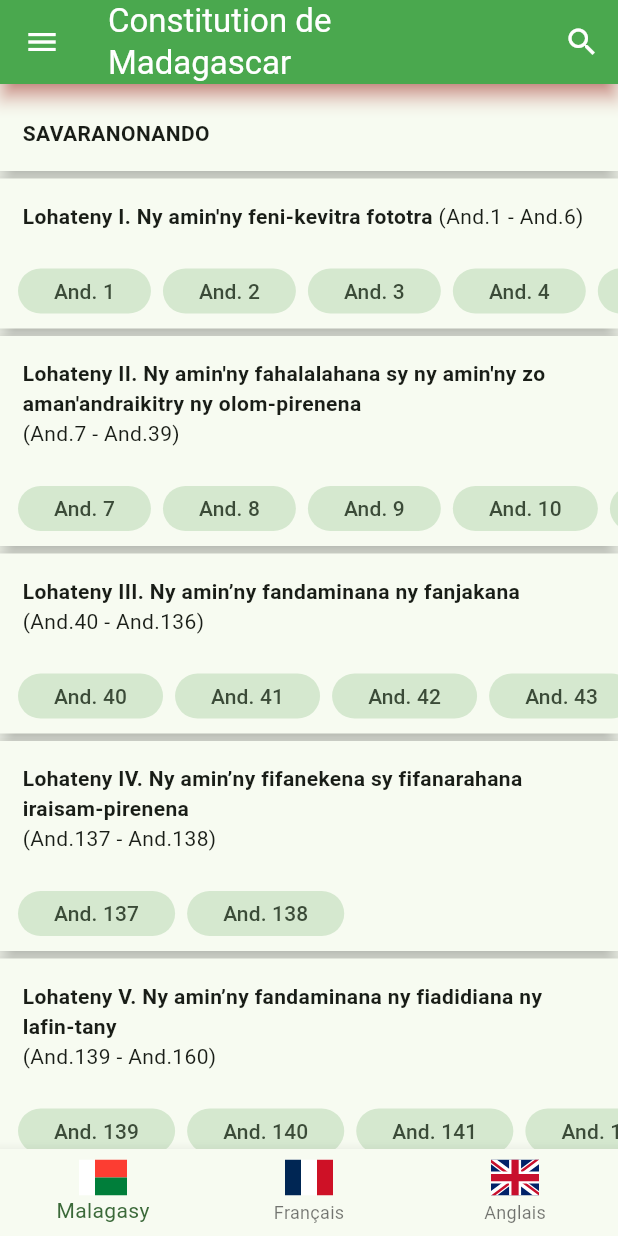
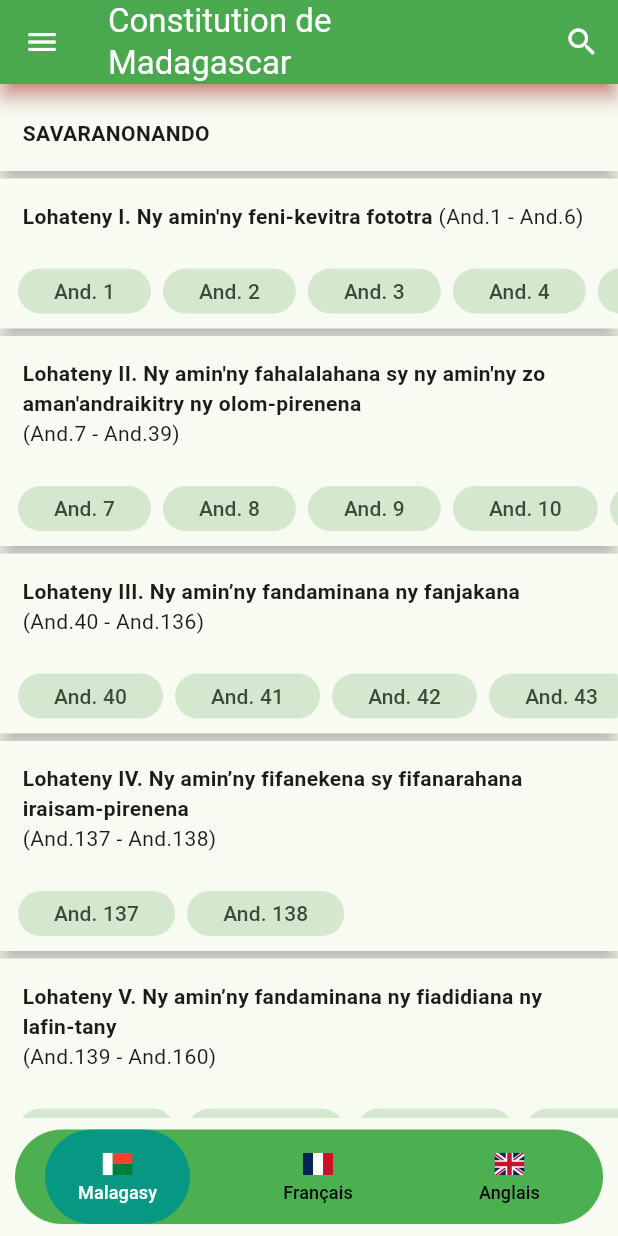
Before and after one commit to mauyz/madagascar_constitution, a Flutter app: the screen it shows after launch, on a phone screen of 412 x 824 dp. Run offline on Flutter 3.47's test engine with Material 3 defaults, Android fonts, the phone set to English and light mode, and no system bars; drawn by our look-alikes of auto_size_text; our stand-ins replace auto_route, flutter_svg, shared_preferences; missing offline and left inert: highlight_text.

Commit message:
add animation opacity on navigation bar

```diff
--- a/lib/view/pages/home_page.dart
+++ b/lib/view/pages/home_page.dart
@@ -1,15 +1,18 @@
 import 'package:auto_route/auto_route.dart';
 import 'package:flutter/material.dart';
+import 'package:flutter_svg/flutter_svg.dart';
 import 'package:madagascar_constitution/app/app_router.gr.dart';
 import 'package:madagascar_constitution/core/constitution_language.dart';
 import 'package:madagascar_constitution/source/repository.dart';
 import 'package:madagascar_constitution/view/pages/tab_content_page.dart';
 import 'package:madagascar_constitution/view/widgets/app_title.dart';
-import 'package:madagascar_constitution/view/widgets/tab_navigation_item.dart';
+import 'package:madagascar_constitution/view/widgets/bottom_nav_bar.dart';
+import 'package:madagascar_constitution/view/widgets/bottom_nav_bar_item.dart';
 import 'package:madagascar_constitution/viewmodel/en_view_model.dart';
 import 'package:madagascar_constitution/viewmodel/fr_view_model.dart';
 import 'package:madagascar_constitution/viewmodel/mg_view_model.dart';
-import 'package:madagascar_constitution/viewmodel/tab_search_view_model.dart';
+import 'package:madagascar_constitution/viewmodel/opacity_view_model.dart';
+import 'package:madagascar_constitution/viewmodel/tab_navigation_view_model.dart';
 import 'package:provider/provider.dart';
 
 @RoutePage()
@@ -39,8 +42,11 @@ class HomePage extends StatelessWidget {
             repository: repository,
           )..loadConstitution(),
         ),
-        ListenableProvider<TabSearchViewModel>(
-          create: (_) => TabSearchViewModel(),
+        ListenableProvider<TabNavigationViewModel>(
+          create: (_) => TabNavigationViewModel(),
+        ),
+        ListenableProvider<OpacityViewModel>(
+          create: (_) => OpacityViewModel(),
         ),
       ],
       builder: (context, _) {
@@ -76,7 +82,7 @@ class HomePage extends StatelessWidget {
           body: PageView(
             controller: pageController,
             physics: const AlwaysScrollableScrollPhysics(),
-            onPageChanged: context.read<TabSearchViewModel>().goTo,
+            onPageChanged: context.read<TabNavigationViewModel>().goTo,
             children: const [
               TabContentPage(
                 key: PageStorageKey<String>('mg'),
@@ -92,10 +98,10 @@ class HomePage extends StatelessWidget {
               ),
             ],
           ),
-          bottomNavigationBar: Consumer<TabSearchViewModel>(
+          bottomNavigationBar: Consumer<TabNavigationViewModel>(
             builder: (_, tabViewModel, __) {
-              return BottomNavigationBar(
-                currentIndex: tabViewModel.selected,
+              return BottomNavBar(
+                currentItem: tabViewModel.selected,
                 onTap: (index) {
                   if (tabViewModel.selected != index) {
                     pageController.animateToPage(
@@ -105,17 +111,22 @@ class HomePage extends StatelessWidget {
                     );
                   }
                 },
-                items: [
-                  TabNavigationItem(
-                    language: ConstitutionLanguage.mg,
-                  ),
-                  TabNavigationItem(
-                    language: ConstitutionLanguage.fr,
-                  ),
-                  TabNavigationItem(
-                    language: ConstitutionLanguage.en,
-                  ),
-                ],
+                items: ConstitutionLanguage.values.indexed.map(
+                  (e) {
+                    return BottomNavBarItem(
+                      icon: SvgPicture.asset(
+                        'assets/${e.$2.name}.svg',
+                        height: 20,
+                        width: 20,
+                      ),
+                      label: switch (e.$2) {
+                        ConstitutionLanguage.mg => "Malagasy",
+                        ConstitutionLanguage.fr => "Français",
+                        ConstitutionLanguage.en => "Anglais",
+                      },
+                    );
+                  },
+                ).toList(),
               );
             },
           ),
--- /dev/null
+++ b/lib/view/widgets/bottom_nav_bar.dart
@@ -0,0 +1,116 @@
+import 'package:flutter/material.dart';
+import 'package:madagascar_constitution/viewmodel/opacity_view_model.dart';
+import 'package:provider/provider.dart';
+
+class BottomNavBar extends StatefulWidget {
+  final List<Widget> items;
+  final int currentItem;
+  final Function(int) onTap;
+
+  const BottomNavBar({
+    super.key,
+    required this.items,
+    required this.currentItem,
+    required this.onTap,
+  });
+
+  @override
+  State<BottomNavBar> createState() => _BottomNavBarState();
+}
+
+class _BottomNavBarState extends State<BottomNavBar>
+    with SingleTickerProviderStateMixin {
+  late AnimationController _controller;
+  @override
+  void initState() {
+    super.initState();
+    _controller = AnimationController(
+      duration: const Duration(
+        milliseconds: 1000,
+      ),
+      vsync: this,
+    );
+
+    Tween<double>(
+      begin: 0.0,
+      end: 1.0,
+    ).animate(_controller).addListener(() {
+      context.read<OpacityViewModel>().setValue(_controller.value);
+    });
+  }
+
+  @override
+  void dispose() {
+    _controller.dispose();
+    super.dispose();
+  }
+
+  @override
+  Widget build(BuildContext context) {
+    WidgetsBinding.instance.addPostFrameCallback((timeStamp) {
+      _controller.reset();
+      _controller.forward();
+    });
+
+    return Container(
+      margin: EdgeInsets.symmetric(
+        vertical: 8.0,
+        horizontal: MediaQuery.sizeOf(context).width > 600 ? 30.0 : 10.0,
+      ),
+      decoration: BoxDecoration(
+        color: Theme.of(context).appBarTheme.backgroundColor,
+        borderRadius: const BorderRadius.all(
+          Radius.circular(
+            100,
+          ),
+        ),
+      ),
+      child: Row(
+        mainAxisAlignment: MainAxisAlignment.spaceAround,
+        mainAxisSize: MainAxisSize.max,
+        children: widget.items.indexed.map(
+          (e) {
+            bool selected = widget.currentItem == e.$1;
+            final child = TextButton(
+              style: TextButton.styleFrom(
+                backgroundColor: (selected && widget.items.length > 1)
+                    ? Colors.teal.withOpacity(0.9)
+                    : null,
+              ),
+              onPressed: () {
+                widget.onTap.call(e.$1);
+                _controller.reset();
+                _controller.forward();
+              },
+              child: Padding(
+                padding: EdgeInsets.symmetric(
+                  vertical: MediaQuery.sizeOf(context).width > 600 ? 10.0 : 5.0,
+                  horizontal: 10.0,
+                ),
+                child: DefaultTextStyle.merge(
+                  style: TextStyle(
+                    color: selected ? Colors.white : Colors.black,
+                    fontSize: 12,
+                  ),
+                  child: e.$2,
+                ),
+              ),
+            );
+            return Flexible(
+              child: selected
+                  ? Consumer<OpacityViewModel>(
+                      builder: (_, opacityModel, __) {
+                        return Opacity(
+                          opacity: opacityModel.value,
+                          child: child,
+                        );
+                      },
+                    )
+                  : child,
+            );
+          },
+        ).toList(),
+      ),
+    );
+  }
+}
--- /dev/null
+++ b/lib/view/widgets/bottom_nav_bar_item.dart
@@ -0,0 +1,32 @@
+import 'package:flutter/material.dart';
+
+class BottomNavBarItem extends StatelessWidget {
+  final Widget icon;
+  final String? label;
+
+  const BottomNavBarItem({
+    super.key,
+    required this.icon,
+    this.label,
+  });
+
+  @override
+  Widget build(BuildContext context) {
+    return Column(
+      mainAxisSize: MainAxisSize.min,
+      mainAxisAlignment: MainAxisAlignment.center,
+      children: [
+        Flexible(
+          child: icon,
+        ),
+        if (label != null)
+          Flexible(
+            child: Text(
+              label!,
+              maxLines: 1,
+            ),
+          )
+      ],
+    );
+  }
+}
--- /dev/null
+++ b/lib/viewmodel/opacity_view_model.dart
@@ -0,0 +1,14 @@
+import 'package:flutter/material.dart';
+
+class OpacityViewModel extends ChangeNotifier {
+  double _value = 0;
+
+  OpacityViewModel();
+
+  double get value => _value;
+
+  void setValue(double value) {
+    _value = value;
+    notifyListeners();
+  }
+}
--- a/lib/viewmodel/tab_search_view_model.dart
+++ b/lib/viewmodel/tab_navigation_view_model.dart
@@ -1,9 +1,9 @@
 import 'package:flutter/material.dart';
 
-class TabSearchViewModel extends ChangeNotifier {
+class TabNavigationViewModel extends ChangeNotifier {
   int _selected = 0;
 
-  TabSearchViewModel();
+  TabNavigationViewModel();
 
   int get selected => _selected;
 
```
Also changed, not shown: lib/view/pages/search_content_page.dart (+36 -45 lines).
